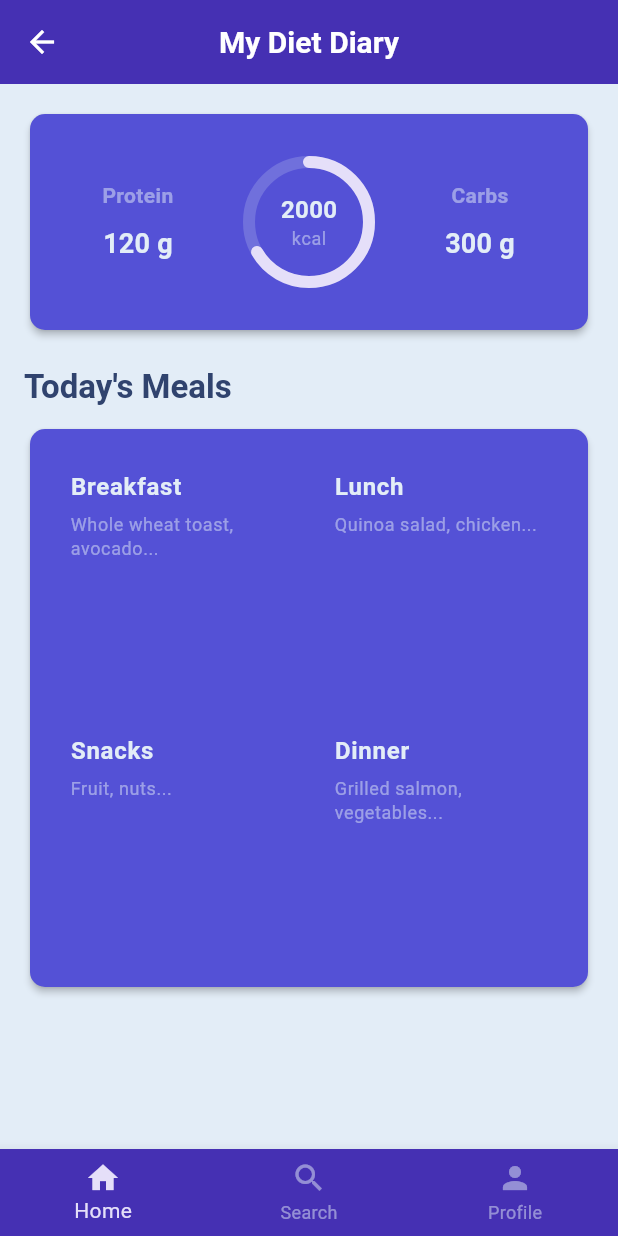
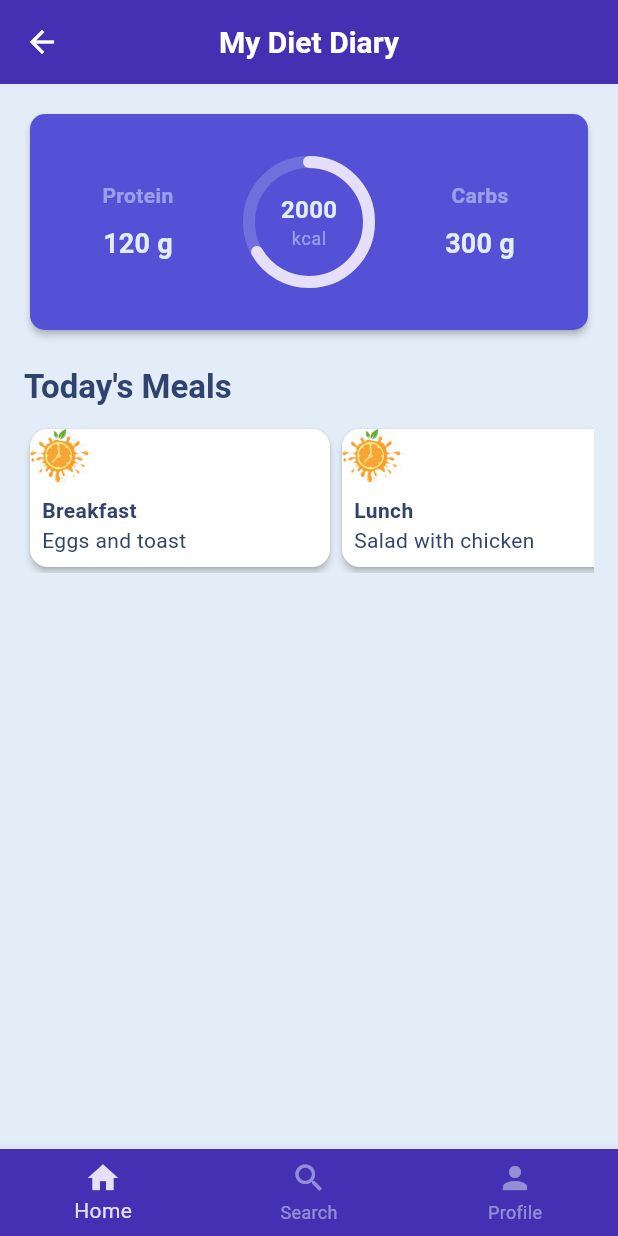
Before and after one commit to MaNoLiN-CRV/FlexDiet, a Flutter app: the HomeScreen screen opened directly, on a phone screen of 412 x 824 dp. Run offline on Flutter 3.47's test engine with Material 3 defaults, Android fonts, the light colour scheme and no system bars; our stand-ins replace auth_buttons, firebase_auth, firebase_core, fluttertoast, local_auth; accounts and stored records are empty; network calls fail.

Commit message:
Basic card scroll widget created

```diff
--- a/lib/screens/home_screen.dart
+++ b/lib/screens/home_screen.dart
@@ -36,7 +36,8 @@ class HomeScreen extends StatelessWidget {
               padding: const EdgeInsets.all(20),
               children: [
                 _buildCaloryInfo('Protein', '120 g', theme),
-                CalorieWheel(consumedCalories: 2000, dailyGoal: 3000, theme: theme),
+                CalorieWheel(
+                    consumedCalories: 2000, dailyGoal: 3000, theme: theme),
                 _buildCaloryInfo('Carbs', '300 g', theme),
               ],
             ),
@@ -49,26 +50,29 @@ class HomeScreen extends StatelessWidget {
               textAlign: TextAlign.start,
             ),
             const SizedBox(height: 10),
-            GridCard(
-              cardTheme: CardTheme(
-                color: theme.colorScheme.secondary,
-                elevation: 2,
-                shape: RoundedRectangleBorder(
-                    borderRadius: BorderRadius.circular(10)),
-              ),
-              columns: 2,
-              columnSpace: 10,
-              rowSpace: 10,
-              padding: const EdgeInsets.all(15),
-              children: [
-                _buildMealItem(
-                    'Breakfast', 'Whole wheat toast, avocado...', theme),
-                _buildMealItem('Lunch', 'Quinoa salad, chicken...', theme),
-                _buildMealItem('Snacks', 'Fruit, nuts...', theme),
-                _buildMealItem(
-                    'Dinner', 'Grilled salmon, vegetables...', theme),
-              ],
-            ),
+            SizedBox(
+              height: 100,
+              child: CardScroll(cards: [
+                CardData(
+                  title: 'Breakfast',
+                  description: 'Eggs and toast',
+                  imageUrl:
+                      'https://familiakitchen.com/wp-content/uploads/2022/12/Beans-and-Rice-4-Fudio-istock-D-1198428606.jpg',
+                ),
+                CardData(
+                  title: 'Lunch',
+                  description: 'Salad with chicken',
+                  imageUrl:
+                      'https://familiakitchen.com/wp-content/uploads/2022/12/Beans-and-Rice-4-Fudio-istock-D-1198428606.jpg',
+                ),
+                CardData(
+                  title: 'Dinner',
+                  description: 'Steak and vegetables',
+                  imageUrl:
+                      'https://familiakitchen.com/wp-content/uploads/2022/12/Beans-and-Rice-4-Fudio-istock-D-1198428606.jpg',
+                )
+              ]),
+            )
           ],
         ),
       ),
@@ -118,37 +122,4 @@ class HomeScreen extends StatelessWidget {
       ],
     );
   }
-
-  Widget _buildMealItem(String mealType, String description, ThemeData theme) {
-    return InkWell(
-      onTap: () {
-        print('Clicked on $mealType');
-      },
-      borderRadius: BorderRadius.circular(10),
-      child: Container(
-        padding: const EdgeInsets.all(12),
-        child: Column(
-          crossAxisAlignment: CrossAxisAlignment.start,
-          children: [
-            Text(
-              mealType,
-              style: theme.textTheme.bodyLarge?.copyWith(
-                color: theme.colorScheme.surface,
-                fontWeight: FontWeight.bold,
-              ),
-            ),
-            const SizedBox(height: 5),
-            Text(
-              description,
-              style: theme.textTheme.bodySmall?.copyWith(
-                color: theme.colorScheme.surface.withAlpha(128),
-              ),
-              overflow: TextOverflow.ellipsis,
-              maxLines: 2,
-            ),
-          ],
-        ),
-      ),
-    );
-  }
 }
--- /dev/null
+++ b/lib/widgets/custom_card_scroll.dart
@@ -0,0 +1,72 @@
+import 'package:flutter/material.dart';
+
+class CardScroll extends StatelessWidget {
+  final List<CardData> cards;
+  final Axis scrollDirection;
+  const CardScroll({super.key, required this.cards , this.scrollDirection = Axis.horizontal});
+
+  @override
+  Widget build(BuildContext context) {
+    return ListView.builder(
+      scrollDirection: scrollDirection,
+      itemCount: cards.length,
+      itemBuilder: (context, index) {
+        return CardItem(cardData: cards[index]);
+      },
+    );
+  }
+}
+
+class CardData {
+  final String title;
+  final String description;
+  final String imageUrl;
+
+  CardData({
+    required this.title,
+    required this.description,
+    required this.imageUrl,
+  });
+}
+
+class CardItem extends StatelessWidget {
+  final CardData cardData;
+
+  const CardItem({super.key, required this.cardData});
+
+  @override
+  Widget build(BuildContext context) {
+    return Card(
+      child: SizedBox(
+        width: 200,
+        child: Column(
+          crossAxisAlignment: CrossAxisAlignment.start,
+          children: [
+            Expanded(
+              child: Image.network(
+                cardData.imageUrl,
+                fit: BoxFit.cover,
+                errorBuilder: (context, object, stackTrace) {
+                  return Image(image: AssetImage('assets/images/logo.png'), fit: BoxFit.cover);
+                },
+              ),
+            ),
+            Padding(
+              padding: const EdgeInsets.all(8.0),
+              child: Column(
+                crossAxisAlignment: CrossAxisAlignment.start,
+                children: [
+                  Text(
+                    cardData.title,
+                    style: const TextStyle(fontWeight: FontWeight.bold),
+                  ),
+                  Text(cardData.description),
+                ],
+              ),
+            ),
+          ],
+        ),
+      ),
+    );
+  }
+}
--- a/lib/widgets/widgets.dart
+++ b/lib/widgets/widgets.dart
@@ -1,5 +1,5 @@
 export 'package:flutter_flexdiet/widgets/custom_button.dart';
-export 'package:flutter_flexdiet/widgets/custom_scroll_view.dart';
+export 'package:flutter_flexdiet/widgets/custom_card_scroll.dart';
 export 'package:flutter_flexdiet/widgets/custom_input_text.dart';
 export 'package:flutter_flexdiet/widgets/custom_toast.dart';
 export 'package:flutter_flexdiet/widgets/custom_grid_card.dart';
```
Also changed, not shown: lib/widgets/custom_scroll_view.dart (deleted, +0 -163 lines), assets/images/placeholder.gif (added).
